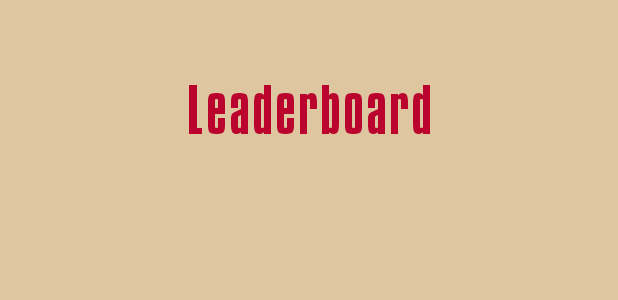
After one commit to vishal2376/treasure-hunt, an Android app: the layout activity_leaderboard.xml on its own in the app's theme, with its tools: preview values and no code run, on a phone screen of 412 x 824 dp. The commit adds this screen. Shown: the top 300 px of the screen. Run offline under Robolectric (Android 15) with nearby library versions, the phone set to English and light mode, and no system bars.

Commit message:
update : leaderboard ui created

```diff
--- a/app/src/main/AndroidManifest.xml
+++ b/app/src/main/AndroidManifest.xml
@@ -11,6 +11,9 @@
         android:supportsRtl="true"
         android:theme="@style/Theme.TreasureHint"
         tools:targetApi="31">
+        <activity
+            android:name=".LeaderboardActivity"
+            android:exported="false" />
         <activity
             android:name=".ProgressActivity"
             android:exported="false" />
--- /dev/null
+++ b/app/src/main/java/com/vishal2376/treasurehint/LeaderboardActivity.kt
@@ -0,0 +1,24 @@
+package com.vishal2376.treasurehint
+
+import android.os.Bundle
+import androidx.appcompat.app.AppCompatActivity
+import androidx.recyclerview.widget.LinearLayoutManager
+import com.vishal2376.treasurehint.databinding.ActivityLeaderboardBinding
+
+class LeaderboardActivity : AppCompatActivity() {
+    private var _binding: ActivityLeaderboardBinding? = null
+    private val binding get() = _binding!!
+
+    override fun onCreate(savedInstanceState: Bundle?) {
+        super.onCreate(savedInstanceState)
+        _binding = ActivityLeaderboardBinding.inflate(layoutInflater)
+        setContentView(binding.root)
+
+        binding.rvLeaderboard.let {
+            it.layoutManager = LinearLayoutManager(this)
+//            it.adapter = LeaderboardAdapter(Constants.Locations)
+        }
+
+
+    }
+}
--- /dev/null
+++ b/app/src/main/res/layout/activity_leaderboard.xml
@@ -0,0 +1,36 @@
+<?xml version="1.0" encoding="utf-8"?>
+<androidx.constraintlayout.widget.ConstraintLayout xmlns:android="http://schemas.android.com/apk/res/android"
+    xmlns:app="http://schemas.android.com/apk/res-auto"
+    xmlns:tools="http://schemas.android.com/tools"
+    android:layout_width="match_parent"
+    android:layout_height="match_parent"
+    android:background="@color/colorSkin"
+    tools:context=".LeaderboardActivity">
+
+    <TextView
+        android:id="@+id/text_leaderboard"
+        android:layout_width="wrap_content"
+        android:layout_height="wrap_content"
+        android:layout_marginTop="50dp"
+        android:fontFamily="@font/lacasa"
+        android:letterSpacing="0.05"
+        android:text="@string/leaderboard"
+        android:textColor="@color/colorRedDark"
+        android:textSize="40sp"
+        app:layout_constraintEnd_toEndOf="parent"
+        app:layout_constraintStart_toStartOf="parent"
+        app:layout_constraintTop_toTopOf="parent" />
+
+    <androidx.recyclerview.widget.RecyclerView
+        android:id="@+id/rvLeaderboard"
+        android:layout_width="match_parent"
+        android:layout_height="0dp"
+        android:layout_marginTop="30dp"
+        android:layout_marginBottom="20dp"
+        app:layout_constraintBottom_toBottomOf="parent"
+        app:layout_constraintEnd_toEndOf="parent"
+        app:layout_constraintStart_toStartOf="parent"
+        app:layout_constraintTop_toBottomOf="@+id/text_leaderboard" />
+
+
+</androidx.constraintlayout.widget.ConstraintLayout>
--- a/app/src/main/res/values/strings.xml
+++ b/app/src/main/res/values/strings.xml
@@ -22,4 +22,5 @@
     <string name="start">Start</string>
     <string name="checkpoints">Checkpoints</string>
     <string name="bonus_location">Bonus Location</string>
+    <string name="leaderboard">Leaderboard</string>
 </resources>
```
